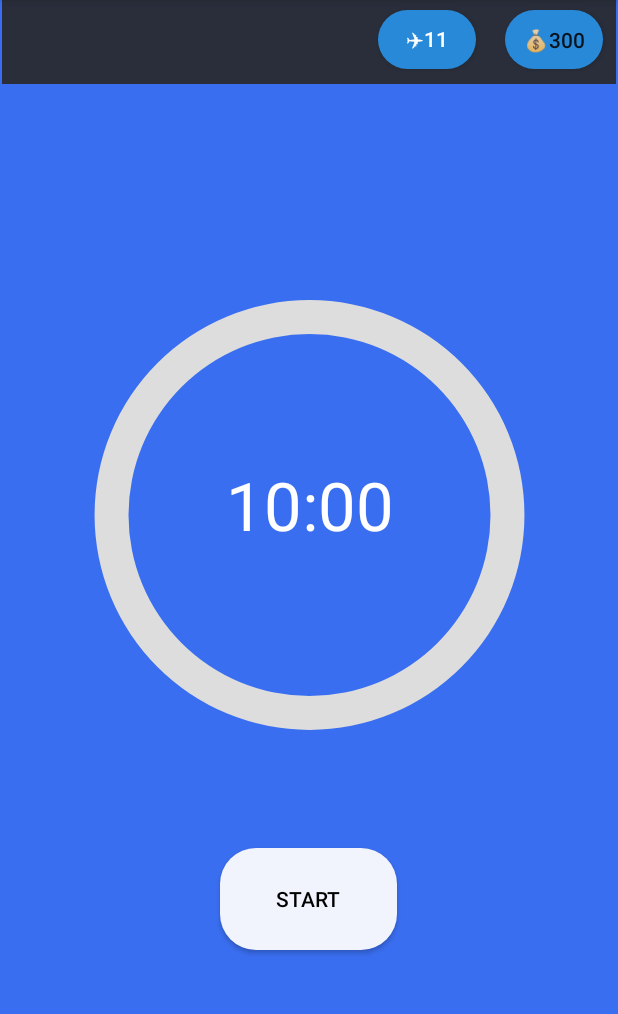
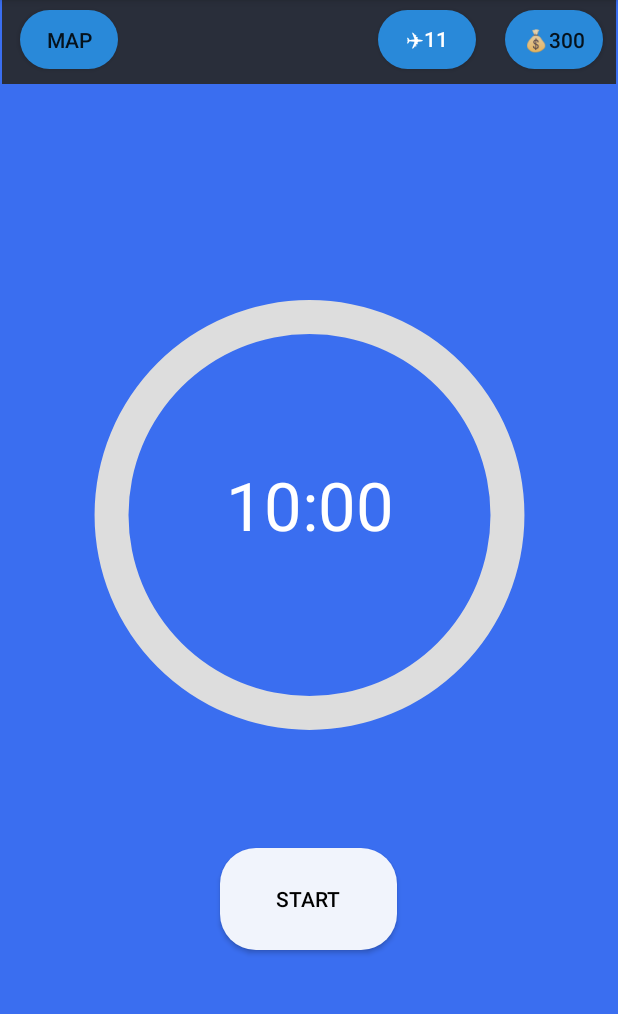
Before and after one commit to GeorgeGlarakis/study-road, an Android app: the screen it shows after launch (MainActivity), on a phone screen of 412 x 824 dp, the part 84-1098 px from its top. Run offline under Robolectric (Android 15) with nearby library versions, the phone set to English and light mode, and no system bars.

```diff
--- a/studyRoadAndroid/app/src/main/java/com/example/studyroad_android/MainActivity.java
+++ b/studyRoadAndroid/app/src/main/java/com/example/studyroad_android/MainActivity.java
@@ -2,8 +2,10 @@ package com.example.studyroad_android;
 
 import androidx.appcompat.app.AppCompatActivity;
 
+import android.content.Intent;
 import android.os.Bundle;
 import android.os.CountDownTimer;
+import android.view.View;
 import android.widget.Button;
 import android.widget.ProgressBar;
 import android.widget.TextView;
@@ -23,6 +25,8 @@ public class MainActivity extends AppCompatActivity {
     protected void onCreate(Bundle savedInstanceState) {
         super.onCreate(savedInstanceState);
         setContentView(R.layout.activity_main);
+
+        configureMapButton();
 
         timeRemaining = findViewById(R.id.timerText);
         startButton = findViewById(R.id.timerButton);
@@ -73,4 +77,10 @@ public class MainActivity extends AppCompatActivity {
         timerProgress.setProgress((int) progressPercent);
     }
 
+    public void configureMapButton(){
+        Button mapButton = (Button) findViewById(R.id.mapButton);
+
+        mapButton.setOnClickListener(v -> startActivity(new Intent(MainActivity.this, mapActivity.class)));
+    }
+
 }
--- a/studyRoadAndroid/app/src/main/res/layout/activity_main.xml
+++ b/studyRoadAndroid/app/src/main/res/layout/activity_main.xml
@@ -49,7 +49,7 @@
         app:layout_constraintTop_toTopOf="parent" />
 
     <androidx.appcompat.widget.AppCompatButton
-        android:id="@+id/button2"
+        android:id="@+id/planeButton"
         android:text="@string/_11"
         android:layout_width="65dp"
         android:layout_height="39dp"
@@ -62,7 +62,7 @@
         app:layout_constraintVertical_bias="0.411" />
 
     <androidx.appcompat.widget.AppCompatButton
-        android:id="@+id/button3"
+        android:id="@+id/pointsButton"
         android:layout_width="65dp"
         android:layout_height="39dp"
         android:background="@drawable/toolbar_button"
@@ -70,8 +70,20 @@
         app:layout_constraintBottom_toBottomOf="@+id/toolbar"
         app:layout_constraintEnd_toEndOf="parent"
         app:layout_constraintHorizontal_bias="0.666"
-        app:layout_constraintStart_toEndOf="@+id/button2"
+        app:layout_constraintStart_toEndOf="@+id/planeButton"
         app:layout_constraintTop_toTopOf="parent"
+        app:layout_constraintVertical_bias="0.411" />
+
+    <androidx.appcompat.widget.AppCompatButton
+        android:id="@+id/mapButton"
+        android:layout_width="65dp"
+        android:layout_height="39dp"
+        android:layout_marginStart="12dp"
+        android:background="@drawable/toolbar_button"
+        android:text="MAP"
+        app:layout_constraintBottom_toBottomOf="@+id/toolbar"
+        app:layout_constraintStart_toStartOf="@+id/toolbar"
+        app:layout_constraintTop_toTopOf="@+id/toolbar"
         app:layout_constraintVertical_bias="0.411" />
 
     <ProgressBar
--- /dev/null
+++ b/studyRoadAndroid/app/src/main/res/values/map_api.xml
@@ -0,0 +1,6 @@
+<?xml version="1.0" encoding="utf-8"?>
+<resources>
+    <string name="map_key" translatable="false">
+        AIzaSyACE186UZ9M_TmqnNvYt8nI7AnJj14DbXI
+    </string>
+</resources>
--- a/studyRoadAndroid/build.gradle
+++ b/studyRoadAndroid/build.gradle
@@ -5,7 +5,7 @@ buildscript {
         mavenCentral()
     }
     dependencies {
-        classpath "com.android.tools.build:gradle:4.2.0"
+        classpath "com.android.tools.build:gradle:4.2.1"
 
         // NOTE: Do not place your application dependencies here; they belong
         // in the individual module build.gradle files
@@ -16,7 +16,6 @@ allprojects {
     repositories {
         google()
         mavenCentral()
-        jcenter() // Warning: this repository is going to shut down soon
     }
 }
 
```
Also changed, not shown: studyRoadAndroid/app/src/main/AndroidManifest.xml (+10 -0 lines), studyRoadAndroid/app/src/main/java/com/example/studyroad_android/MapFragment.java (added, +38 -0 lines), studyRoadAndroid/app/src/main/java/com/example/studyroad_android/mapActivity.java (added, +54 -0 lines), studyRoadAndroid/app/src/main/res/layout/map_interface.xml (+24 -3 lines).
